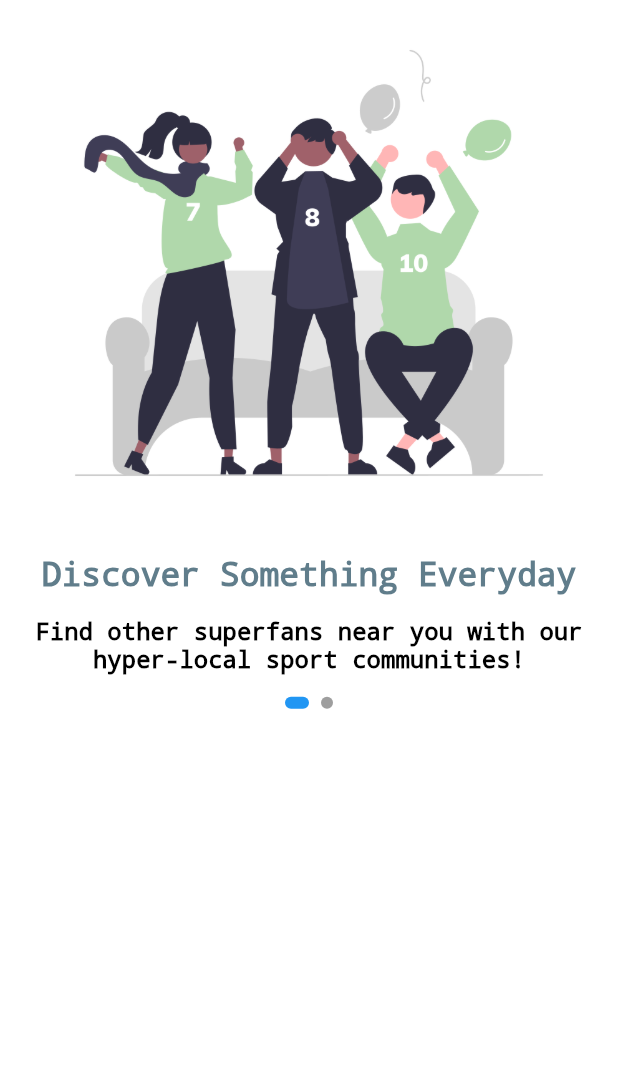
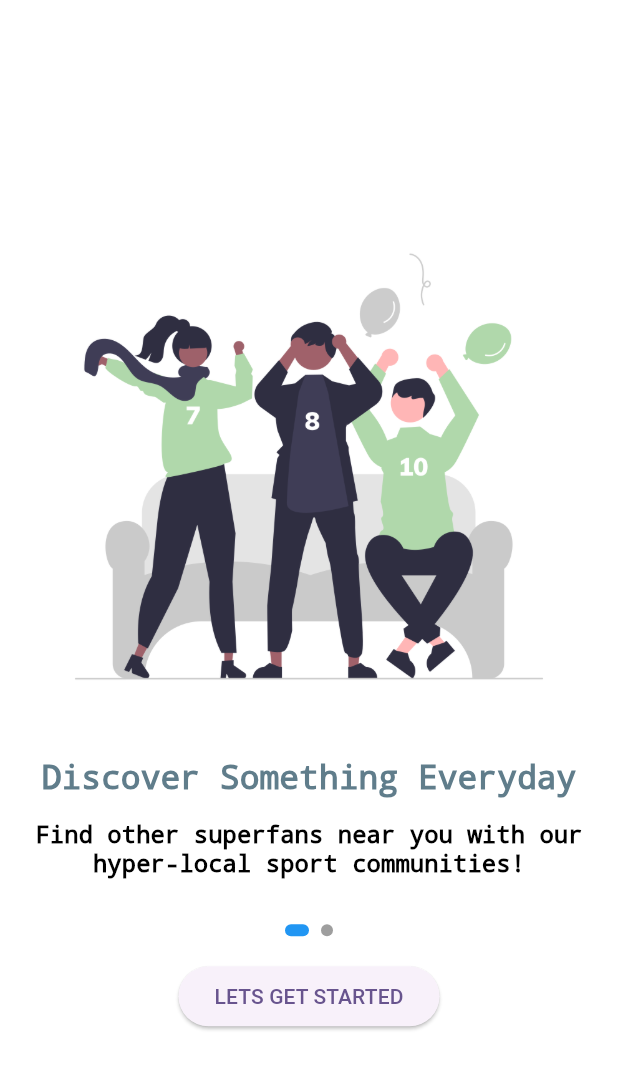
Before and after one commit to Obehi234/onboarding_app, a Flutter app: the screen it shows after launch, on a phone screen of 412 x 824 dp. Shown: the top 1069 px of the screen. Run offline on Flutter 3.47's test engine with Material 3 defaults, Android fonts, the phone set to English and light mode, and no system bars.

Commit message:
Added button

```diff
--- a/lib/home_page.dart
+++ b/lib/home_page.dart
@@ -2,7 +2,7 @@ import 'package:flutter/material.dart';
 import 'package:onboarding_app/page_indicator.dart';
 
 class MyHomePage extends StatefulWidget {
-  const MyHomePage({Key? key, required this.title}): super(key: key);
+  const MyHomePage({Key? key, required this.title}) : super(key: key);
 
   final String title;
 
@@ -26,7 +26,7 @@ class _MyHomePageState extends State<MyHomePage> {
         child: SafeArea(
           child: Center(
             child:
-                Column(mainAxisAlignment: MainAxisAlignment.start, children: [
+                Column(mainAxisAlignment: MainAxisAlignment.center, children: [
               Image.asset('assets/fans.png'),
               SizedBox(height: 20),
               Text(
@@ -51,7 +51,11 @@ class _MyHomePageState extends State<MyHomePage> {
                   textAlign: TextAlign.center,
                 ),
               ),
-              PageIndicatorDemo(),
+              Padding(
+                padding: const EdgeInsets.symmetric(vertical: 16.0),
+                child: PageIndicatorDemo(),
+              ),
+              ElevatedButton(onPressed: () {}, child: Text('LETS GET STARTED')),
             ]),
           ),
         ));
```
